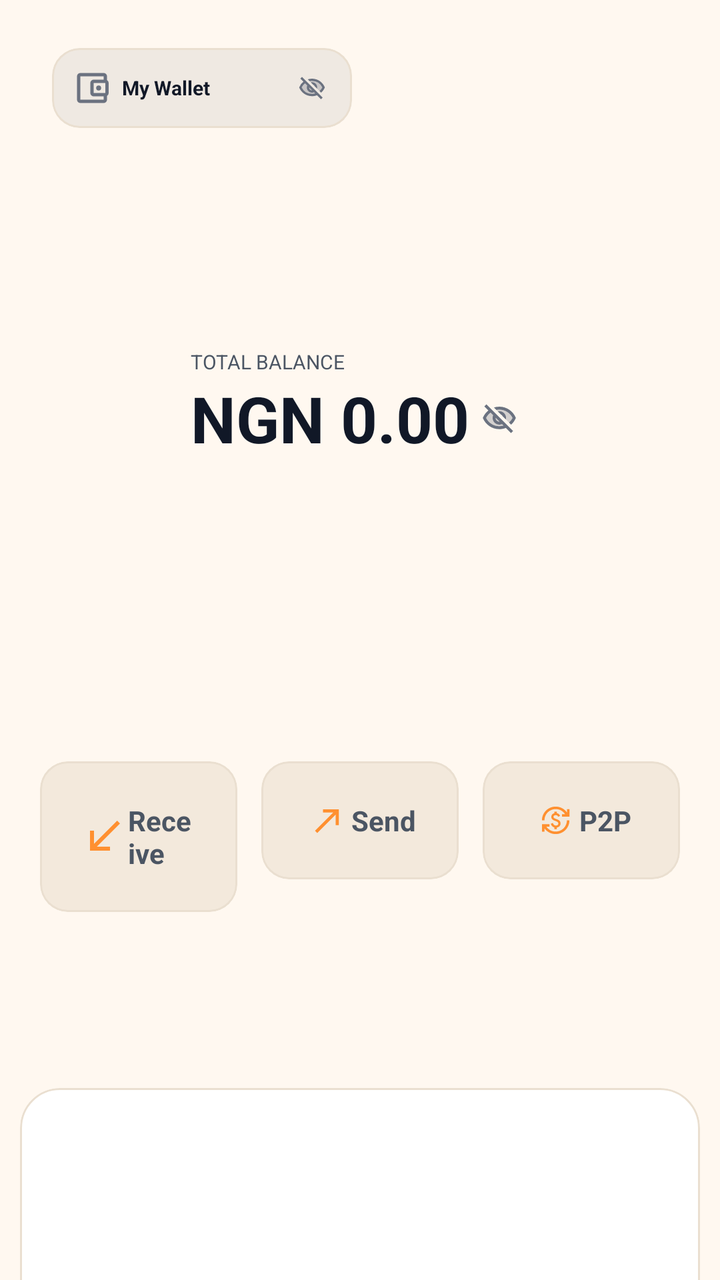
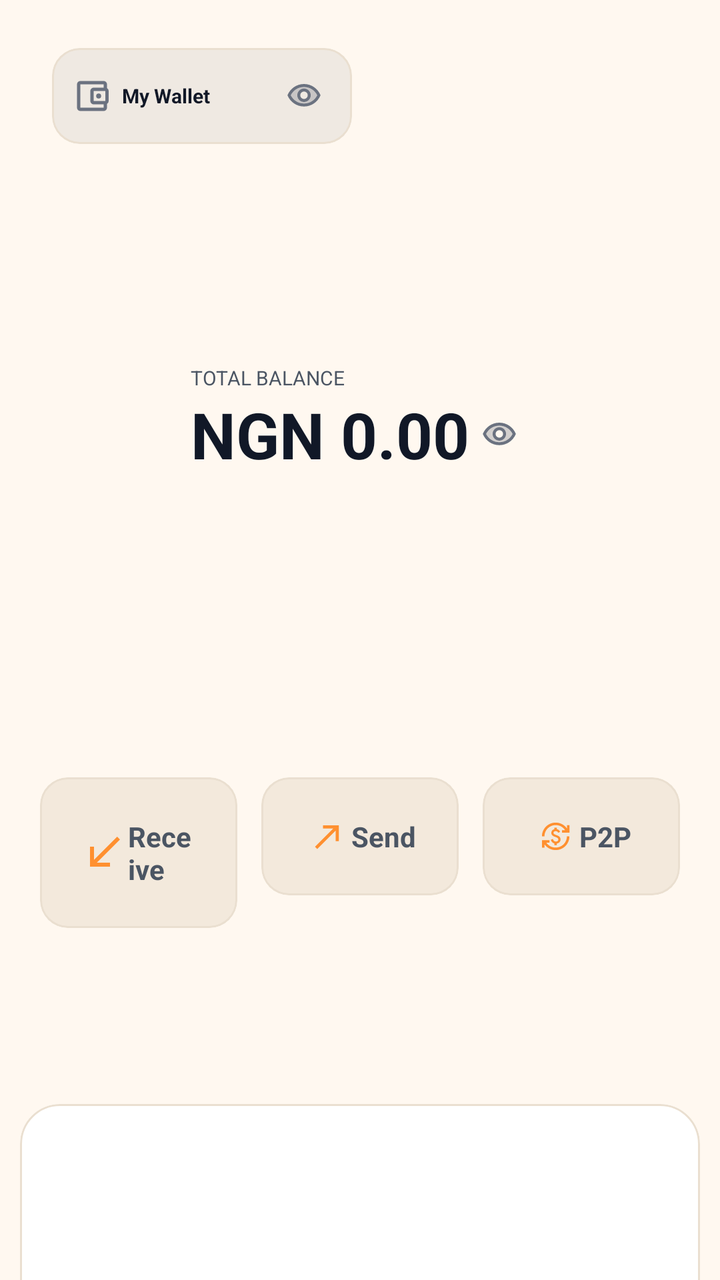

Screens rendered from an Android XML layout before and after an edit, with the pre-edit source and the edit as a unified diff.
<!-- AndroidManifest.xml: application theme AppTheme -->
<!-- res/layout/asset_fragment.xml -->
<androidx.coordinatorlayout.widget.CoordinatorLayout
	xmlns:android="http://schemas.android.com/apk/res/android"
	xmlns:app="http://schemas.android.com/apk/res-auto"
	xmlns:tools="http://schemas.android.com/tools"
	android:layout_width="match_parent"
	android:layout_height="match_parent"
	android:background="@android:color/transparent"
	android:id="@+id/_main">
	<com.google.android.material.appbar.AppBarLayout
		android:id="@+id/app_bar_layout2"
		android:layout_width="match_parent"
		android:layout_height="wrap_content"
		android:background="@android:color/transparent"
		app:elevation="0dp"
		android:stateListAnimator="@null">
		<com.google.android.material.appbar.CollapsingToolbarLayout
			android:id="@+id/collapsingtoolbar2"
			android:layout_width="match_parent"
			android:layout_height="wrap_content"
			app:contentScrim="@color/colorSurface"
			app:layout_scrollFlags="scroll|enterAlways|snap">
			<LinearLayout
				android:id="@+id/linear2"
				android:layout_width="match_parent"
				android:layout_height="wrap_content"
				android:paddingTop="24dp"
				android:paddingBottom="24dp"
				android:background="@android:color/transparent"
				android:orientation="vertical"
				android:paddingStart="20dp"
				android:paddingEnd="20dp"
				app:layout_collapseMode="parallax">
				<com.google.android.material.card.MaterialCardView
					android:id="@+id/cardview_switch_wallet"
					android:layout_width="wrap_content"
					android:layout_height="wrap_content"
					android:layout_marginLeft="6dp"
					app:cardBackgroundColor="@color/darkFaint10"
					app:cardCornerRadius="14dp"
					app:cardElevation="0dp"
					app:strokeWidth="1dp"
					app:strokeColor="@color/colorCardStroke">
					<LinearLayout
						android:id="@+id/linear_switch_wallet"
						android:layout_width="150dp"
						android:layout_height="wrap_content"
						android:padding="10dp"
						android:background="@color/darkFaint10"
						android:gravity="center_vertical"
						android:orientation="horizontal">
						<ImageView
							android:id="@+id/imageview6"
							android:layout_width="20dp"
							android:layout_height="20dp"
							android:layout_marginRight="5dp"
							android:src="@drawable/icon_account_balance_wallet_outline_"
							android:scaleType="centerInside"
							android:tint="@color/colorTextTertiary" />
						<TextView
							android:id="@+id/tv_active_wallet_label"
							android:layout_width="match_parent"
							android:layout_height="wrap_content"
							android:text="My Wallet"
							android:textSize="10sp"
							android:textStyle="bold"
							android:textColor="@color/colorTextPrimary"
							android:singleLine="true"
							android:layout_weight="1" />
						<ImageView
							android:id="@+id/imageview3"
							android:layout_width="20dp"
							android:layout_height="20dp"
							android:padding="3dp"
							android:src="@drawable/icon_visibility_off_twotone"
							android:scaleType="centerInside"
							app:tint="@color/colorTextTertiary" />
					</LinearLayout>
				</com.google.android.material.card.MaterialCardView>
				<LinearLayout
					android:id="@+id/linear7"
					android:layout_width="wrap_content"
					android:layout_height="wrap_content"
					android:layout_marginTop="110dp"
					android:layout_marginBottom="150dp"
					android:gravity="top"
					android:orientation="vertical"
					android:layout_gravity="center_horizontal|center_vertical">
					<TextView
						android:id="@+id/textview10"
						android:layout_width="wrap_content"
						android:layout_height="wrap_content"
						android:text="TOTAL BALANCE"
						android:textSize="10sp"
						android:textColor="@color/colorTextSecondary" />
					<LinearLayout
						android:id="@+id/linear54"
						android:layout_width="wrap_content"
						android:layout_height="wrap_content"
						android:gravity="center_vertical"
						android:orientation="horizontal"
						android:layout_weight="1">
						<TextView
							android:id="@+id/tv_fiat_value"
							android:layout_width="wrap_content"
							android:layout_height="wrap_content"
							android:gravity="center_vertical"
							android:text="NGN 0.00"
							android:textSize="32sp"
							android:textStyle="bold"
							android:textColor="@color/colorTextPrimary"
							android:singleLine="true" />
						<ImageView
							android:id="@+id/imageview4"
							android:layout_width="30dp"
							android:layout_height="match_parent"
							android:padding="6dp"
							android:src="@drawable/icon_visibility_off_twotone"
							android:scaleType="centerInside"
							app:tint="@color/colorTextTertiary" />
					</LinearLayout>
				</LinearLayout>
				<LinearLayout
					android:id="@+id/linear3"
					android:layout_width="match_parent"
					android:layout_height="wrap_content"
					android:orientation="horizontal">
					<com.google.android.material.card.MaterialCardView
						android:id="@+id/cardview1"
						android:layout_width="0dp"
						android:layout_height="wrap_content"
						app:cardBackgroundColor="@color/colorSurfaceRaised"
						android:layout_weight="1"
						android:layout_marginEnd="6dp"
						app:cardCornerRadius="14dp"
						app:cardElevation="0dp"
						app:strokeWidth="1dp"
						app:strokeColor="@color/colorCardStroke">
						<LinearLayout
							android:id="@+id/linear4"
							android:layout_width="match_parent"
							android:layout_height="wrap_content"
							android:padding="20dp"
							android:gravity="center_horizontal|center_vertical"
							android:orientation="horizontal">
							<ImageView
								android:id="@+id/imageview1"
								android:layout_width="24dp"
								android:layout_height="match_parent"
								android:src="@drawable/icon_call_received_twotone"
								android:scaleType="centerInside"
								app:tint="@color/colorAccent" />
							<TextView
								android:id="@+id/textview4"
								android:layout_width="wrap_content"
								android:layout_height="wrap_content"
								android:text="Receive"
								android:textSize="14sp"
								android:textStyle="bold"
								android:textColor="@color/colorTextSecondary" />
						</LinearLayout>
					</com.google.android.material.card.MaterialCardView>
					<com.google.android.material.card.MaterialCardView
						android:id="@+id/cardview2"
						android:layout_width="0dp"
						android:layout_height="wrap_content"
						app:cardBackgroundColor="@color/colorSurfaceRaised"
						android:layout_weight="1"
						android:layout_marginStart="6dp"
						android:layout_marginEnd="6dp"
						app:cardCornerRadius="14dp"
						app:cardElevation="0dp"
						app:strokeWidth="1dp"
						app:strokeColor="@color/colorCardStroke">
						<LinearLayout
							android:id="@+id/linear5"
							android:layout_width="match_parent"
							android:layout_height="wrap_content"
							android:padding="20dp"
							android:gravity="center_horizontal|center_vertical"
							android:orientation="horizontal">
							<ImageView
								android:id="@+id/imageview2"
								android:layout_width="24dp"
								android:layout_height="match_parent"
								android:src="@drawable/icon_call_made_twotone"
								android:scaleType="centerInside"
								app:tint="@color/colorAccent" />
							<TextView
								android:id="@+id/textview5"
								android:layout_width="wrap_content"
								android:layout_height="wrap_content"
								android:text="Send"
								android:textSize="14sp"
								android:textStyle="bold"
								android:textColor="@color/colorTextSecondary" />
						</LinearLayout>
					</com.google.android.material.card.MaterialCardView>
					<com.google.android.material.card.MaterialCardView
						android:id="@+id/cardview3"
						android:layout_width="0dp"
						android:layout_height="wrap_content"
						app:cardBackgroundColor="@color/colorSurfaceRaised"
						android:layout_weight="1"
						android:layout_marginStart="6dp"
						app:cardCornerRadius="14dp"
						app:cardElevation="0dp"
						app:strokeWidth="1dp"
						app:strokeColor="@color/colorCardStroke">
						<LinearLayout
							android:id="@+id/linear6"
							android:layout_width="match_parent"
							android:layout_height="wrap_content"
							android:padding="20dp"
							android:gravity="center_horizontal|center_vertical"
							android:orientation="horizontal">
							<ImageView
								android:id="@+id/imageview5"
								android:layout_width="24dp"
								android:layout_height="match_parent"
								android:padding="2dp"
								android:src="@drawable/icon_currency_exchange_twotone"
								android:scaleType="centerInside"
								app:tint="@color/colorAccent" />
							<TextView
								android:id="@+id/textview6"
								android:layout_width="wrap_content"
								android:layout_height="wrap_content"
								android:text="P2P"
								android:textSize="14sp"
								android:textStyle="bold"
								android:textColor="@color/colorTextSecondary" />
						</LinearLayout>
					</com.google.android.material.card.MaterialCardView>
				</LinearLayout>
			</LinearLayout>
		</com.google.android.material.appbar.CollapsingToolbarLayout>
		<com.google.android.material.tabs.TabLayout
			android:id="@+id/tablayout1"
			android:layout_width="match_parent"
			android:layout_height="50dp"
			android:layout_marginLeft="70dp"
			android:layout_marginRight="70dp"
			android:background="@android:color/transparent"
			app:tabGravity="fill"
			app:tabIndicatorColor="@color/colorAccent"
			app:tabIndicatorHeight="3dp"
			app:tabMode="fixed"
			app:tabSelectedTextColor="@color/colorTextPrimaryWhite"
			app:tabTextAppearance="@android:style/TextAppearance.Widget.TabWidget"
			app:tabTextColor="@color/colorTextTertiary" />
	</com.google.android.material.appbar.AppBarLayout>
	<com.google.android.material.card.MaterialCardView
		android:id="@+id/cardview16"
		android:layout_width="match_parent"
		android:layout_height="match_parent"
		android:layout_marginLeft="10dp"
		android:layout_marginTop="14dp"
		android:layout_marginRight="10dp"
		android:layout_marginBottom="10dp"
		app:cardBackgroundColor="@color/colorSurface"
		app:cardCornerRadius="20dp"
		app:cardElevation="0dp"
		app:strokeWidth="1dp"
		app:strokeColor="@color/colorCardStroke"
		app:layout_behavior="@string/appbar_scrolling_view_behavior">
		<androidx.viewpager2.widget.ViewPager2
			android:id="@+id/viewpager1"
			android:layout_width="match_parent"
			android:layout_height="match_parent"
			android:background="@android:color/transparent" />
	</com.google.android.material.card.MaterialCardView>
</androidx.coordinatorlayout.widget.CoordinatorLayout>
<!-- resources referenced by this layout -->
<resources>
  <color name="colorAccent">#FF9030</color>
  <color name="colorCardStroke">#EADFD0</color>
  <color name="colorSurface">#FFFFFF</color>
  <color name="colorSurfaceRaised">#F3E9DC</color>
  <color name="colorTextPrimary">#111827</color>
  <color name="colorTextPrimaryWhite">#FFFFFF</color>
  <color name="colorTextSecondary">#4B5563</color>
  <color name="colorTextTertiary">#6B7280</color>
  <color name="darkFaint10">#08000000</color>
  <!-- drawable icon_visibility_off_twotone (drawable-xhdpi) -->
  <?xml version='1.0' encoding='UTF-8' standalone='yes' ?>
  <vector xmlns:android="http://schemas.android.com/apk/res/android" android:width="48dp" android:height="48dp" android:viewportWidth="24.0" android:viewportHeight="24.0"><path android:pathData="M12 14c.04 0 .08-.01.12-.01l-2.61-2.61c0 .04-.01.08-.01.12A2.5 2.5 0 0 0 12 14zm1.01-4.79l1.28 1.28c-.26-.57-.71-1.03-1.28-1.28zm7.81 2.29A9.77 9.77 0 0 0 12 6c-.68 0-1.34.09-1.99.22l.92.92c.35-.09.7-.14 1.07-.14c2.48 0 4.5 2.02 4.5 4.5c0 .37-.06.72-.14 1.07l2.05 2.05c.98-.86 1.81-1.91 2.41-3.12zM12 17c.95 0 1.87-.13 2.75-.39l-.98-.98c-.54.24-1.14.37-1.77.37a4.507 4.507 0 0 1-4.14-6.27L6.11 7.97c-1.22.91-2.23 2.1-2.93 3.52A9.78 9.78 0 0 0 12 17z" android:fillColor="#FFFFFF" android:fillAlpha="0.3" /><path android:pathData="M12 6a9.77 9.77 0 0 1 8.82 5.5a9.647 9.647 0 0 1-2.41 3.12l1.41 1.41c1.39-1.23 2.49-2.77 3.18-4.53C21.27 7.11 17 4 12 4c-1.27 0-2.49.2-3.64.57l1.65 1.65C10.66 6.09 11.32 6 12 6zm2.28 4.49l2.07 2.07c.08-.34.14-.7.14-1.07C16.5 9.01 14.48 7 12 7c-.37 0-.72.06-1.07.14L13 9.21c.58.25 1.03.71 1.28 1.28zM2.01 3.87l2.68 2.68A11.738 11.738 0 0 0 1 11.5C2.73 15.89 7 19 12 19c1.52 0 2.98-.29 4.32-.82l3.42 3.42l1.41-1.41L3.42 2.45L2.01 3.87zm7.5 7.5l2.61 2.61c-.04.01-.08.02-.12.02a2.5 2.5 0 0 1-2.5-2.5c0-.05.01-.08.01-.13zm-3.4-3.4l1.75 1.75a4.6 4.6 0 0 0-.36 1.78a4.507 4.507 0 0 0 6.27 4.14l.98.98c-.88.24-1.8.38-2.75.38a9.77 9.77 0 0 1-8.82-5.5c.7-1.43 1.72-2.61 2.93-3.53z" android:fillColor="#FFFFFF" /></vector>
  <style name="HarvanaPopupMenu" parent="Widget.MaterialComponents.PopupMenu">
          <item name="android:popupBackground">@drawable/bg_popup_menu</item>
          <item name="android:popupElevation">10dp</item>
      </style>
  <style name="HarvanaTextView" parent="android:Widget.TextView">
          <item name="android:textColor">@color/colorTextPrimary</item>
      </style>
  <color name="colorBackground">#FFF8F0</color>
  <color name="colorTextOnAccent">#111827</color>
  <color name="colorAccentDark">#E57A14</color>
  <color name="colorError">#EF4444</color>
  <color name="colorControlNormal">#6B7280</color>
  <color name="colorAccentRipple">#1AFF9030</color>
  <color name="colorAccentStroke">#33FF9030</color>
  <color name="colorAccentStrong">#B85F0A</color>
  <!-- drawable bg_popup_menu (drawable) -->
  <?xml version="1.0" encoding="utf-8"?>
  <shape xmlns:android="http://schemas.android.com/apk/res/android" android:shape="rectangle">
      <solid android:color="@color/colorPopupSurface" />
      <stroke android:width="1dp" android:color="@color/colorCardStroke" />
      <corners android:radius="14dp" />
  </shape>
  <style name="HarvanaDialogButton" parent="Widget.MaterialComponents.Button.TextButton.Dialog">
          <item name="android:textColor">@color/colorAccent</item>
          <item name="android:minHeight">48dp</item>
      </style>
  <style name="HarvanaBottomSheetStyle" parent="Widget.MaterialComponents.BottomSheet.Modal">
          <item name="backgroundTint">?attr/colorSurface</item>
          <item name="shapeAppearanceOverlay">@style/HarvanaBottomSheetShape</item>
      </style>
  <color name="colorPopupSurface">#F4E8D6</color>
  <style name="HarvanaBottomSheetShape" parent="">
          <item name="cornerFamily">rounded</item>
          <item name="cornerSizeTopLeft">20dp</item>
          <item name="cornerSizeTopRight">20dp</item>
          <item name="cornerSizeBottomLeft">0dp</item>
          <item name="cornerSizeBottomRight">0dp</item>
      </style>
  <!-- unchanged entries left out for length: 8 -->
</resources>

<!-- the commit's change to res/layout/asset_fragment.xml (unified diff, before → after) -->
@@ -68,10 +68,10 @@
 							android:layout_weight="1" />
 						<ImageView
 							android:id="@+id/imageview3"
-							android:layout_width="20dp"
-							android:layout_height="20dp"
-							android:padding="3dp"
-							android:src="@drawable/icon_visibility_off_twotone"
+							android:layout_width="28dp"
+							android:layout_height="28dp"
+							android:padding="5dp"
+							android:src="@drawable/icon_visibility_twotone"
 							android:scaleType="centerInside"
 							app:tint="@color/colorTextTertiary" />
 					</LinearLayout>
@@ -114,7 +114,7 @@
 							android:layout_width="30dp"
 							android:layout_height="match_parent"
 							android:padding="6dp"
-							android:src="@drawable/icon_visibility_off_twotone"
+							android:src="@drawable/icon_visibility_twotone"
 							android:scaleType="centerInside"
 							app:tint="@color/colorTextTertiary" />
 					</LinearLayout>
<!-- resource entries referenced after the edit -->
@@ -9,9 +9,9 @@
   <color name="colorTextSecondary">#4B5563</color>
   <color name="colorTextTertiary">#6B7280</color>
   <color name="darkFaint10">#08000000</color>
-  <!-- drawable icon_visibility_off_twotone (drawable-xhdpi) -->
+  <!-- drawable icon_visibility_twotone (drawable-xhdpi) -->
   <?xml version='1.0' encoding='UTF-8' standalone='yes' ?>
-  <vector xmlns:android="http://schemas.android.com/apk/res/android" android:width="48dp" android:height="48dp" android:viewportWidth="24.0" android:viewportHeight="24.0"><path android:pathData="M12 14c.04 0 .08-.01.12-.01l-2.61-2.61c0 .04-.01.08-.01.12A2.5 2.5 0 0 0 12 14zm1.01-4.79l1.28 1.28c-.26-.57-.71-1.03-1.28-1.28zm7.81 2.29A9.77 9.77 0 0 0 12 6c-.68 0-1.34.09-1.99.22l.92.92c.35-.09.7-.14 1.07-.14c2.48 0 4.5 2.02 4.5 4.5c0 .37-.06.72-.14 1.07l2.05 2.05c.98-.86 1.81-1.91 2.41-3.12zM12 17c.95 0 1.87-.13 2.75-.39l-.98-.98c-.54.24-1.14.37-1.77.37a4.507 4.507 0 0 1-4.14-6.27L6.11 7.97c-1.22.91-2.23 2.1-2.93 3.52A9.78 9.78 0 0 0 12 17z" android:fillColor="#FFFFFF" android:fillAlpha="0.3" /><path android:pathData="M12 6a9.77 9.77 0 0 1 8.82 5.5a9.647 9.647 0 0 1-2.41 3.12l1.41 1.41c1.39-1.23 2.49-2.77 3.18-4.53C21.27 7.11 17 4 12 4c-1.27 0-2.49.2-3.64.57l1.65 1.65C10.66 6.09 11.32 6 12 6zm2.28 4.49l2.07 2.07c.08-.34.14-.7.14-1.07C16.5 9.01 14.48 7 12 7c-.37 0-.72.06-1.07.14L13 9.21c.58.25 1.03.71 1.28 1.28zM2.01 3.87l2.68 2.68A11.738 11.738 0 0 0 1 11.5C2.73 15.89 7 19 12 19c1.52 0 2.98-.29 4.32-.82l3.42 3.42l1.41-1.41L3.42 2.45L2.01 3.87zm7.5 7.5l2.61 2.61c-.04.01-.08.02-.12.02a2.5 2.5 0 0 1-2.5-2.5c0-.05.01-.08.01-.13zm-3.4-3.4l1.75 1.75a4.6 4.6 0 0 0-.36 1.78a4.507 4.507 0 0 0 6.27 4.14l.98.98c-.88.24-1.8.38-2.75.38a9.77 9.77 0 0 1-8.82-5.5c.7-1.43 1.72-2.61 2.93-3.53z" android:fillColor="#FFFFFF" /></vector>
+  <vector xmlns:android="http://schemas.android.com/apk/res/android" android:width="48dp" android:height="48dp" android:viewportWidth="24.0" android:viewportHeight="24.0"><path android:pathData="M12 6a9.77 9.77 0 0 0-8.82 5.5C4.83 14.87 8.21 17 12 17s7.17-2.13 8.82-5.5A9.77 9.77 0 0 0 12 6zm0 10c-2.48 0-4.5-2.02-4.5-4.5S9.52 7 12 7s4.5 2.02 4.5 4.5S14.48 16 12 16z" android:fillColor="#FFFFFF" android:fillAlpha="0.3" /><path android:pathData="M12 4C7 4 2.73 7.11 1 11.5C2.73 15.89 7 19 12 19s9.27-3.11 11-7.5C21.27 7.11 17 4 12 4zm0 13a9.77 9.77 0 0 1-8.82-5.5C4.83 8.13 8.21 6 12 6s7.17 2.13 8.82 5.5A9.77 9.77 0 0 1 12 17zm0-10c-2.48 0-4.5 2.02-4.5 4.5S9.52 16 12 16s4.5-2.02 4.5-4.5S14.48 7 12 7zm0 7a2.5 2.5 0 0 1 0-5a2.5 2.5 0 0 1 0 5z" android:fillColor="#FFFFFF" /></vector>
   <style name="HarvanaPopupMenu" parent="Widget.MaterialComponents.PopupMenu">
           <item name="android:popupBackground">@drawable/bg_popup_menu</item>
           <item name="android:popupElevation">10dp</item>
